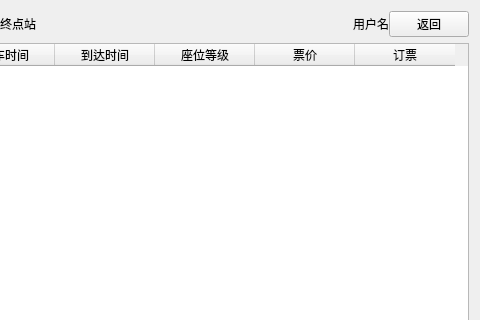
Above: query_result_login.ui from Country-If/Station-ticket-management-system before the change; both pictures show x 257 to 737 and y 0 to 320 of the 737 by 419 pixel window. Below: the same form after it.
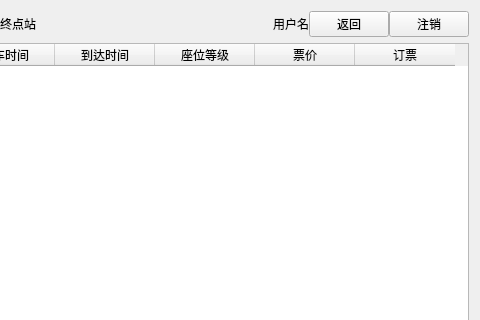
That is the form after the change.

Commit message: complete query_result_login

Diff of the .ui file:
```diff
--- a/query_result_login.ui
+++ b/query_result_login.ui
@@ -116,6 +116,19 @@
          </property>
         </widget>
        </item>
+       <item>
+        <widget class="QPushButton" name="logout_btn">
+         <property name="sizePolicy">
+          <sizepolicy hsizetype="Fixed" vsizetype="Fixed">
+           <horstretch>0</horstretch>
+           <verstretch>0</verstretch>
+          </sizepolicy>
+         </property>
+         <property name="text">
+          <string>注销</string>
+         </property>
+        </widget>
+       </item>
       </layout>
      </item>
     </layout>
```
Left out of the diff: 10 changed lines with no effect on the pictures. The commit also changes 1 other file.
